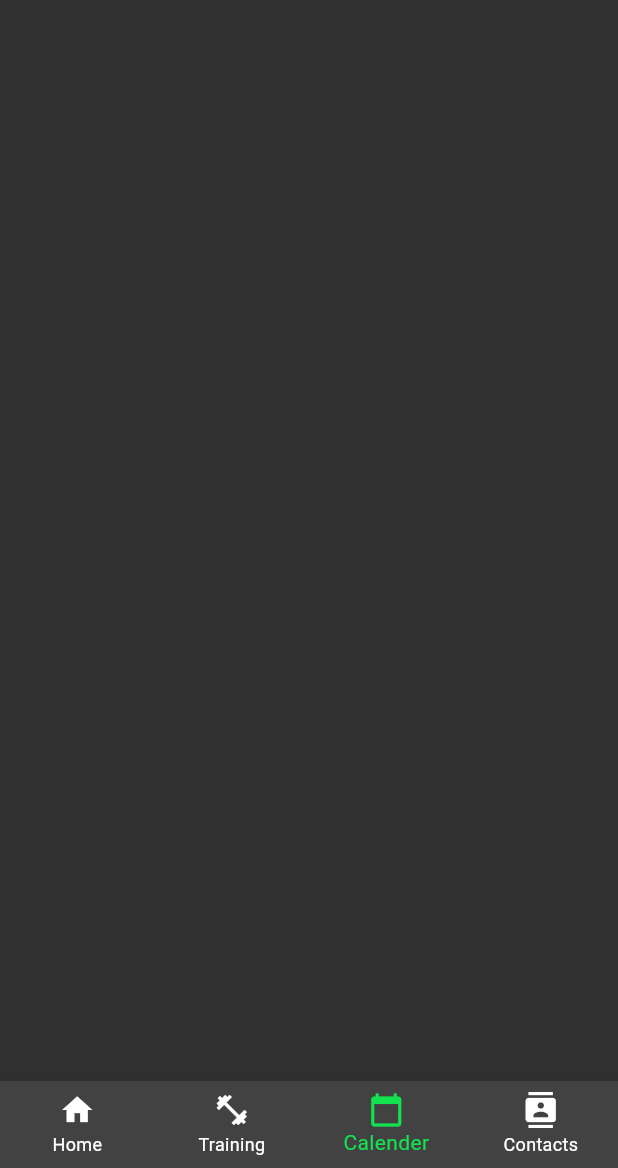
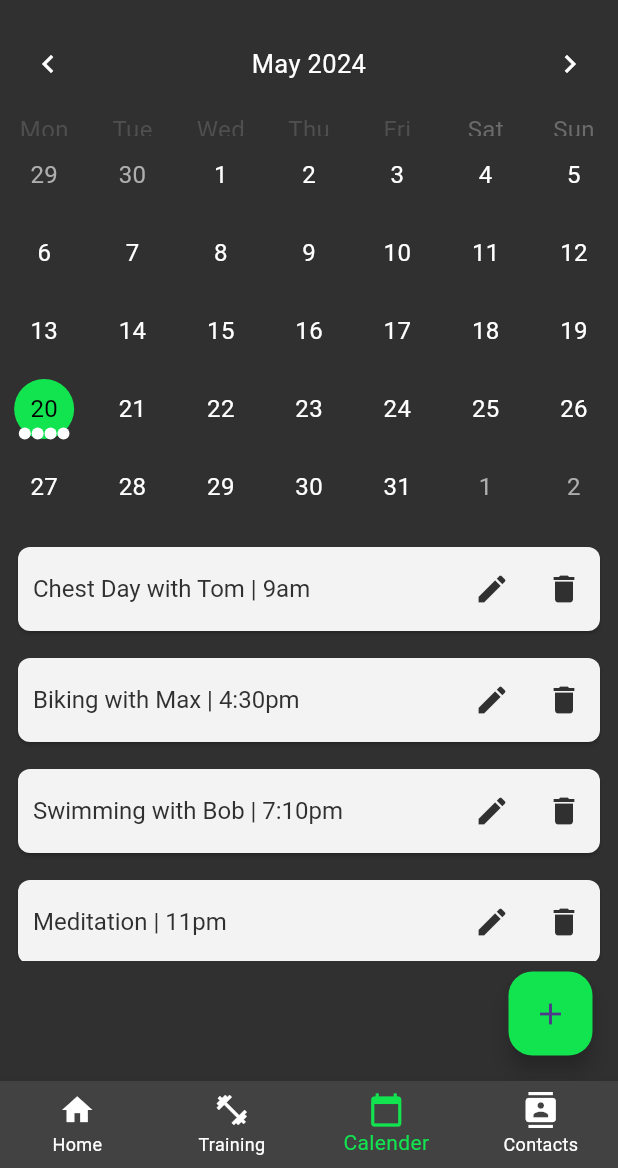
Before and after one commit to julienco03/gymbuddies-flutter, a Flutter app: the CalendarPage screen opened by its route, on a phone screen of 412 x 824 dp, the part 68-1236 px from its top. Run offline on Flutter 3.47's test engine with Material 3 defaults, Android fonts, the phone set to English and light mode, and no system bars; drawn by our look-alikes of table_calendar.

Commit message:
Implement calendar view, page and utils

```diff
--- a/lib/presentation/calender/pages/calendar_page.dart
+++ b/lib/presentation/calender/pages/calendar_page.dart
@@ -1,4 +1,5 @@
 import 'package:flutter/material.dart';
+import 'package:gymbuddies/presentation/calender/widgets/calendar_view.dart';
 import 'package:gymbuddies/presentation/common/widgets/app_bar.dart';
 import 'package:gymbuddies/presentation/common/widgets/bottom_navigation_bar.dart';
 
@@ -19,7 +20,25 @@ class CalendarPageState extends State<CalendarPage> {
         preferredSize: Size.fromHeight(kToolbarHeight),
         child: MyAppBar(),
       ),
-      body: null,
+      body: Stack(children: [
+        const Padding(
+          padding: EdgeInsets.only(bottom: 80.0),
+          child: EventCalenderWidget(),
+        ),
+        Positioned(
+          bottom: 17.0,
+          right: 17.0,
+          child: FloatingActionButton(
+            onPressed: () {
+              // TODO: Bei Klick auf den Plus-Button soll sich eine neue View über der CalenderPage öffnen,
+              // mit der man einen neuen Trainingstermin hinzufügen kann
+              // Das Datum holt man sich hierbei über den ausgewählten Tag
+              // Der neue Termin wird schließlich in der Datenbank gespeichert
+            },
+            child: const Icon(Icons.add), // Hintergrundfarbe des FABs
+          ),
+        ),
+      ]),
       bottomNavigationBar: MyBottomNavigationBar(currentIndex: _currentIndex),
     );
   }
--- /dev/null
+++ b/lib/presentation/calender/utils/calendar_utils.dart
@@ -0,0 +1,39 @@
+import 'dart:collection';
+import 'package:table_calendar/table_calendar.dart';
+
+class Event {
+  final String title;
+
+  const Event(this.title);
+
+  @override
+  String toString() => title;
+}
+
+final kEvents = LinkedHashMap<DateTime, List<Event>>(
+  equals: isSameDay,
+  hashCode: getHashCode,
+)..addAll(_kEventSource);
+
+final _kEventSource = {
+  kToday: [
+    const Event('Chest Day with Tom | 9am'),
+    const Event('Biking with Max | 4:30pm'),
+    const Event('Swimming with Bob | 7:10pm'),
+    const Event('Meditation | 11pm'),
+    const Event('Sleeping | 12pm'),
+  ],
+};
+
+int getHashCode(DateTime key) {
+  return key.day * 1000000 + key.month * 10000 + key.year;
+}
+
+const int _visibleMonths = 3;
+
+final kToday = DateTime.now();
+final kFirstDay =
+    DateTime(kToday.year, kToday.month - _visibleMonths, kToday.day);
+final kLastDay =
+    DateTime(kToday.year, kToday.month + _visibleMonths, kToday.day);
+const locale = 'en_US';
--- a/lib/presentation/calender/widgets/calendar_view.dart
+++ b/lib/presentation/calender/widgets/calendar_view.dart
@@ -0,0 +1,136 @@
+import 'package:flutter/material.dart';
+import 'package:gymbuddies/presentation/calender/utils/calendar_utils.dart';
+import 'package:gymbuddies/presentation/common/themes/app_theme.dart';
+import 'package:table_calendar/table_calendar.dart';
+
+class EventCalenderWidget extends StatefulWidget {
+  const EventCalenderWidget({super.key});
+
+  @override
+  State<EventCalenderWidget> createState() => _EventCalenderWidgetState();
+}
+
+class _EventCalenderWidgetState extends State<EventCalenderWidget> {
+  late final ValueNotifier<List<Event>> _selectedEvents;
+  final CalendarFormat _calendarFormat = CalendarFormat.month;
+  DateTime _focusedDay = DateTime.now();
+  DateTime? _selectedDay;
+
+  @override
+  void initState() {
+    super.initState();
+    _selectedDay = _focusedDay;
+    _selectedEvents = ValueNotifier(_getEventsForDay(_selectedDay!));
+  }
+
+  @override
+  void dispose() {
+    _selectedEvents.dispose();
+    super.dispose();
+  }
+
+  List<Event> _getEventsForDay(DateTime day) {
+    return kEvents[day] ?? [];
+  }
+
+  void _onDaySelected(DateTime selectedDay, DateTime focusedDay) {
+    if (!isSameDay(_selectedDay, selectedDay)) {
+      setState(() {
+        _selectedDay = selectedDay;
+        _focusedDay = focusedDay;
+      });
+      _selectedEvents.value = _getEventsForDay(selectedDay);
+    }
+  }
+
+  @override
+  Widget build(BuildContext context) {
+    return Scaffold(
+      body: Column(
+        children: [
+          TableCalendar<Event>(
+            firstDay: kFirstDay,
+            lastDay: kLastDay,
+            focusedDay: _focusedDay,
+            selectedDayPredicate: (day) => isSameDay(_selectedDay, day),
+            calendarFormat: _calendarFormat,
+            eventLoader: _getEventsForDay,
+            startingDayOfWeek: StartingDayOfWeek.monday,
+            calendarStyle: CalendarStyle(
+              outsideDaysVisible: true,
+              markerDecoration: BoxDecoration(
+                color: Theme.of(context).iconTheme.color,
+                shape: BoxShape.circle,
+              ),
+              selectedTextStyle: const TextStyle(color: Colors.black),
+              selectedDecoration: const BoxDecoration(
+                color: AppColors.accentColor,
+                shape: BoxShape.circle,
+              ),
+              todayTextStyle: const TextStyle(color: Colors.black),
+              todayDecoration: BoxDecoration(
+                color: AppColors.accentColor.withOpacity(0.5),
+                shape: BoxShape.circle,
+              ),
+              defaultTextStyle: TextStyle(
+                color: Theme.of(context).iconTheme.color,
+              ),
+              weekendTextStyle: TextStyle(
+                color: Theme.of(context).iconTheme.color,
+              ),
+            ),
+            headerStyle: const HeaderStyle(
+              formatButtonVisible: false,
+              titleCentered: true,
+            ),
+            onDaySelected: _onDaySelected,
+            onPageChanged: (focusedDay) {
+              _focusedDay = focusedDay;
+            },
+          ),
+          const SizedBox(height: 10.0),
+          Expanded(
+            child: Padding(
+              padding: const EdgeInsets.only(left: 8.0, right: 8.0),
+              child: ValueListenableBuilder<List<Event>>(
+                valueListenable: _selectedEvents,
+                builder: (context, value, _) {
+                  return ListView.builder(
+                    itemCount: value.length,
+                    itemBuilder: (context, index) {
+                      return Padding(
+                        padding: const EdgeInsets.only(bottom: 10.0),
+                        child: Card(
+                          child: ListTile(
+                            title: Text('${value[index]}'),
+                            trailing: Row(
+                              mainAxisSize: MainAxisSize.min,
+                              children: <Widget>[
+                                IconButton(
+                                  icon: const Icon(Icons.edit),
+                                  onPressed: () {
+                                    // Handle edit action
+                                  },
+                                ),
+                                IconButton(
+                                  icon: const Icon(Icons.delete),
+                                  onPressed: () {
+                                    // Handle delete action
+                                  },
+                                ),
+                              ],
+                            ),
+                          ),
+                        ),
+                      );
+                    },
+                  );
+                },
+              ),
+            ),
+          ),
+        ],
+      ),
+    );
+  }
+}
```
Also changed, not shown: lib/presentation/common/themes/app_theme.dart (+52 -18 lines), lib/presentation/home/widgets/recent_trainings_widget.dart (+7 -2 lines), lib/presentation/home/widgets/upcoming_trainings_widget.dart (+7 -2 lines).
